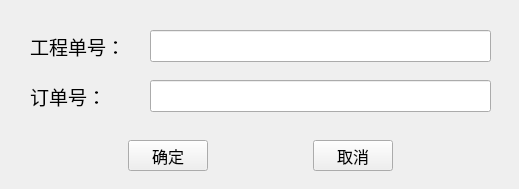
First picture: the form in res/ui/order_window.ui, repository zelviner/DataHandler, before the edit.
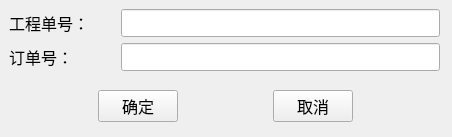
Second picture: the form after the edit.

Commit message: Refactor UI layouts and improve code structure

Patch:
```diff
--- a/res/ui/order_window.ui
+++ b/res/ui/order_window.ui
@@ -6,8 +6,8 @@
    <rect>
     <x>0</x>
     <y>0</y>
-    <width>519</width>
-    <height>189</height>
+    <width>452</width>
+    <height>137</height>
    </rect>
   </property>
   <property name="windowTitle">
@@ -16,10 +16,10 @@
   <widget class="QWidget" name="layoutWidget">
    <property name="geometry">
     <rect>
-     <x>30</x>
-     <y>80</y>
-     <width>461</width>
-     <height>32</height>
+     <x>9</x>
+     <y>43</y>
+     <width>431</width>
+     <height>28</height>
     </rect>
    </property>
    <layout class="QHBoxLayout" name="horizontalLayout_2" stretch="1,3">
@@ -28,7 +28,7 @@
       <property name="font">
        <font>
         <family>微软雅黑</family>
-        <pointsize>14</pointsize>
+        <pointsize>12</pointsize>
        </font>
       </property>
       <property name="text">
@@ -41,33 +41,20 @@
       <property name="font">
        <font>
         <family>微软雅黑</family>
-        <pointsize>14</pointsize>
+        <pointsize>12</pointsize>
        </font>
       </property>
      </widget>
     </item>
    </layout>
   </widget>
-  <widget class="QGroupBox" name="groupBox">
+  <widget class="QWidget" name="layoutWidget">
    <property name="geometry">
     <rect>
-     <x>410</x>
-     <y>200</y>
-     <width>391</width>
-     <height>341</height>
-    </rect>
-   </property>
-   <property name="title">
-    <string/>
-   </property>
-  </widget>
-  <widget class="QWidget" name="">
-   <property name="geometry">
-    <rect>
-     <x>30</x>
-     <y>30</y>
-     <width>461</width>
-     <height>32</height>
+     <x>9</x>
+     <y>9</y>
+     <width>431</width>
+     <height>28</height>
     </rect>
    </property>
    <layout class="QHBoxLayout" name="horizontalLayout" stretch="1,3">
@@ -76,7 +63,7 @@
       <property name="font">
        <font>
         <family>微软雅黑</family>
-        <pointsize>14</pointsize>
+        <pointsize>12</pointsize>
        </font>
       </property>
       <property name="text">
@@ -89,20 +76,20 @@
       <property name="font">
        <font>
         <family>微软雅黑</family>
-        <pointsize>14</pointsize>
+        <pointsize>12</pointsize>
        </font>
       </property>
      </widget>
     </item>
    </layout>
   </widget>
-  <widget class="QWidget" name="">
+  <widget class="QWidget" name="layoutWidget">
    <property name="geometry">
     <rect>
-     <x>30</x>
-     <y>140</y>
-     <width>461</width>
-     <height>31</height>
+     <x>10</x>
+     <y>90</y>
+     <width>431</width>
+     <height>32</height>
     </rect>
    </property>
    <layout class="QHBoxLayout" name="horizontalLayout_3">
```
The commit also changes 15 other files.
